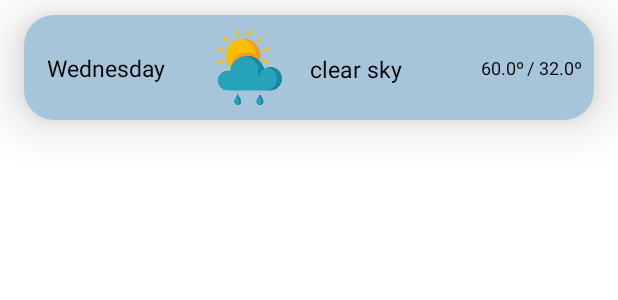
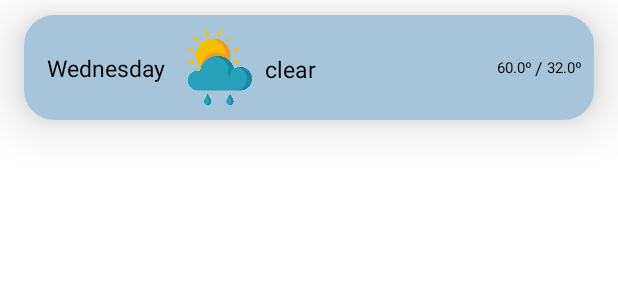
Before and after one commit to yasmeenataa/Forecastica-App, an Android app: the layout row_day.xml on its own in the app's theme, with its tools: preview values and no code run, on a phone screen of 412 x 824 dp. Shown: the top 300 px of the screen. Run offline under Robolectric (Android 15) with nearby library versions, the phone set to English and light mode, and no system bars; Roboto replaces fonts that are not available here.

Commit message:
solve design of row day

```diff
--- a/app/src/main/res/layout/row_day.xml
+++ b/app/src/main/res/layout/row_day.xml
@@ -31,8 +31,7 @@
             android:layout_height="wrap_content"
             android:layout_marginStart="15dp"
             android:layout_marginTop="5dp"
-
-            android:layout_marginEnd="15dp"
+            android:layout_marginEnd="5dp"
             android:layout_marginBottom="5dp"
             android:text="Wednesday"
 
@@ -47,9 +46,9 @@
             android:id="@+id/icon_day"
             android:layout_width="50dp"
             android:layout_height="50dp"
-            android:layout_marginStart="15dp"
+            android:layout_marginStart="5dp"
             android:layout_marginTop="5dp"
-            android:layout_marginEnd="15dp"
+            android:layout_marginEnd="5dp"
             android:layout_marginBottom="5dp"
             app:layout_constraintBottom_toBottomOf="parent"
             app:layout_constraintEnd_toStartOf="@+id/txt_desc_day"
@@ -64,7 +63,7 @@
             android:layout_marginTop="5dp"
             android:layout_marginEnd="15dp"
             android:layout_marginBottom="5dp"
-            android:text="clear sky"
+            android:text="clear"
             android:textColor="@color/black"
             android:textSize="15sp"
             app:layout_constraintBottom_toBottomOf="parent"
@@ -82,7 +81,7 @@
             android:layout_marginBottom="5dp"
             android:text="@string/maxTemp"
             android:textColor="@color/black"
-            android:textSize="12sp"
+            android:textSize="10sp"
             app:layout_constraintBottom_toBottomOf="parent"
             app:layout_constraintEnd_toEndOf="parent"
             app:layout_constraintStart_toEndOf="@+id/txt_desc_day"
@@ -98,7 +97,7 @@
             android:layout_marginBottom="5dp"
             android:text="@string/minTemp"
             android:textColor="@color/black"
-            android:textSize="12sp"
+            android:textSize="10sp"
             app:layout_constraintBottom_toBottomOf="parent"
 
             app:layout_constraintEnd_toEndOf="parent"
```
